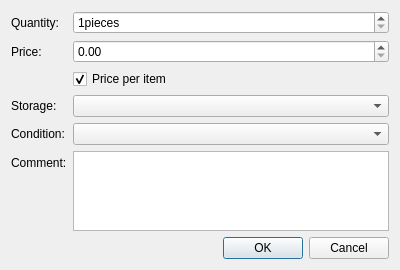
The window that src/dialogs/addstockentrydialog.ui (jassuncao/myparts) describes before a commit, drawn with Qt 5.
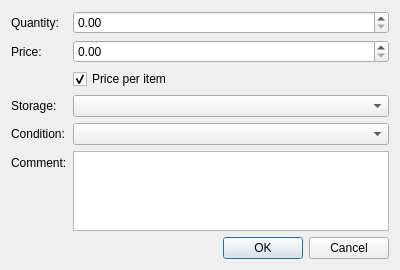
The same window after the commit. Custom widgets are drawn as their Qt base class.

Diff of the .ui file:
```diff
--- a/src/dialogs/addstockentrydialog.ui
+++ b/src/dialogs/addstockentrydialog.ui
@@ -26,25 +26,6 @@
        </property>
       </widget>
      </item>
-     <item row="0" column="1">
-      <widget class="QSpinBox" name="quantitySpinBox">
-       <property name="buttonSymbols">
-        <enum>QAbstractSpinBox::UpDownArrows</enum>
-       </property>
-       <property name="suffix">
-        <string notr="true">pieces</string>
-       </property>
-       <property name="prefix">
-        <string notr="true"/>
-       </property>
-       <property name="minimum">
-        <number>1</number>
-       </property>
-       <property name="maximum">
-        <number>999999</number>
-       </property>
-      </widget>
-     </item>
      <item row="1" column="0">
       <widget class="QLabel" name="label_2">
        <property name="text">
@@ -95,6 +76,19 @@
        </property>
       </widget>
      </item>
+     <item row="0" column="1">
+      <widget class="QDoubleSpinBox" name="quantitySpinBox">
+       <property name="buttonSymbols">
+        <enum>QAbstractSpinBox::UpDownArrows</enum>
+       </property>
+       <property name="accelerated">
+        <bool>true</bool>
+       </property>
+       <property name="maximum">
+        <double>9999999.000000000000000</double>
+       </property>
+      </widget>
+     </item>
     </layout>
    </item>
    <item>
```
Left out of the diff: 14 changed lines with no effect on the pictures.
